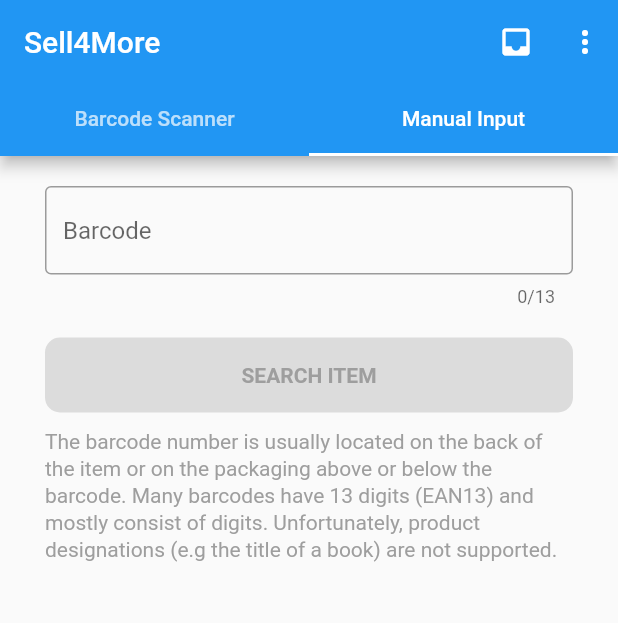
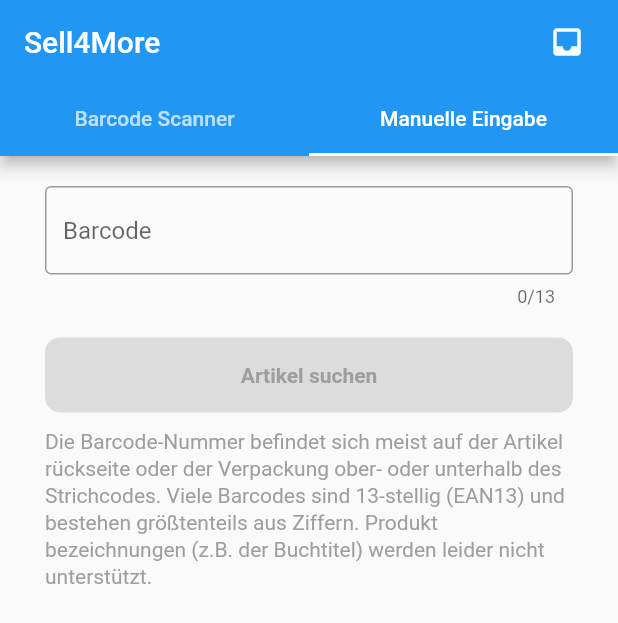
Before and after one commit to 2001arman/upwork_flutter_barcode_scanner, a Flutter app: the screen it shows after launch, tab 2 chosen, on a phone screen of 412 x 824 dp. Shown: the top 623 px of the screen. Run offline on Flutter 3.47's test engine with Material 2 defaults, Android fonts, the phone set to English and light mode, and no system bars; our stand-ins replace auto_size_text, sqflite; missing offline and left inert: qr_code_scanner; accounts and stored records are empty.

Commit message:
finishing text

```diff
--- a/lib/pages/home_page.dart
+++ b/lib/pages/home_page.dart
@@ -13,7 +13,7 @@ class HomePage extends StatelessWidget {
         text: "Barcode Scanner",
       ),
       Tab(
-        text: "Manual Input",
+        text: "Manuelle Eingabe",
       ),
     ];
 
@@ -40,8 +40,6 @@ class HomePage extends StatelessWidget {
               },
             ),
             const SizedBox(width: 10),
-            const Icon(Icons.more_vert),
-            const SizedBox(width: 10),
           ],
           bottom: TabBar(
             tabs: tabs,
--- a/lib/pages/list_book_page.dart
+++ b/lib/pages/list_book_page.dart
@@ -1,5 +1,3 @@
-import 'dart:async';
-
 import 'package:flutter/material.dart';
 import 'package:provider/provider.dart';
 import 'package:upwork_barcode/providers/book_provider.dart';
@@ -49,7 +47,7 @@ class _ListBookPageState extends State<ListBookPage> {
   Widget build(BuildContext context) {
     return Scaffold(
       appBar: AppBar(
-        title: const Text("Favorite Book"),
+        title: const Text("Aufteilung"),
         elevation: 0,
       ),
       body: Stack(
--- a/lib/pages/manual_page.dart
+++ b/lib/pages/manual_page.dart
@@ -91,7 +91,7 @@ class _ManualPageState extends State<ManualPage> {
                       child: CircularProgressIndicator(color: Colors.white),
                     )
                   : Text(
-                      "SEARCH ITEM",
+                      "Artikel suchen",
                       style: TextStyle(
                         fontWeight: FontWeight.bold,
                         color: productCodeController.text.length == 13
@@ -103,7 +103,7 @@ class _ManualPageState extends State<ManualPage> {
           ),
           const SizedBox(height: 10),
           const Text(
-            "The barcode number is usually located on the back of the item or on the packaging above or below the barcode. Many barcodes have 13 digits (EAN13) and mostly consist of digits. Unfortunately, product designations (e.g the title of a book) are not supported.",
+            "Die Barcode-Nummer befindet sich meist auf der Artikel­rückseite oder der Verpackung ober- oder unterhalb des Strich­codes. Viele Barcodes sind 13-stellig (EAN13) und bestehen größten­teils aus Ziffern. Produkt­bezeichnungen (z.B. der Buch­titel) werden leider nicht unter­stützt.",
             style: TextStyle(
               color: Colors.grey,
               height: 1.3,
```
Also changed, not shown: pubspec.lock.
